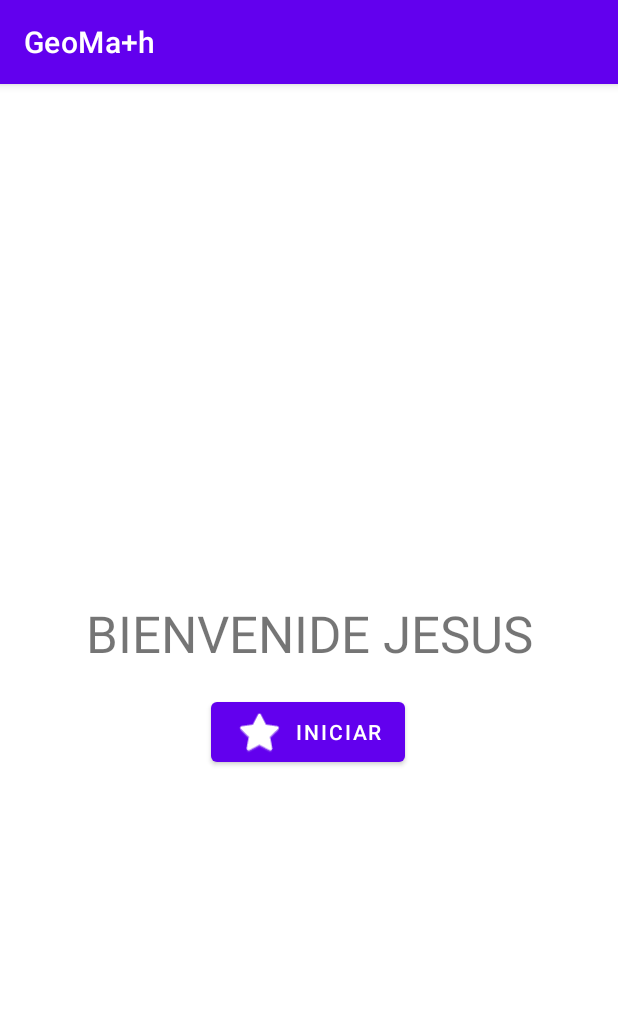
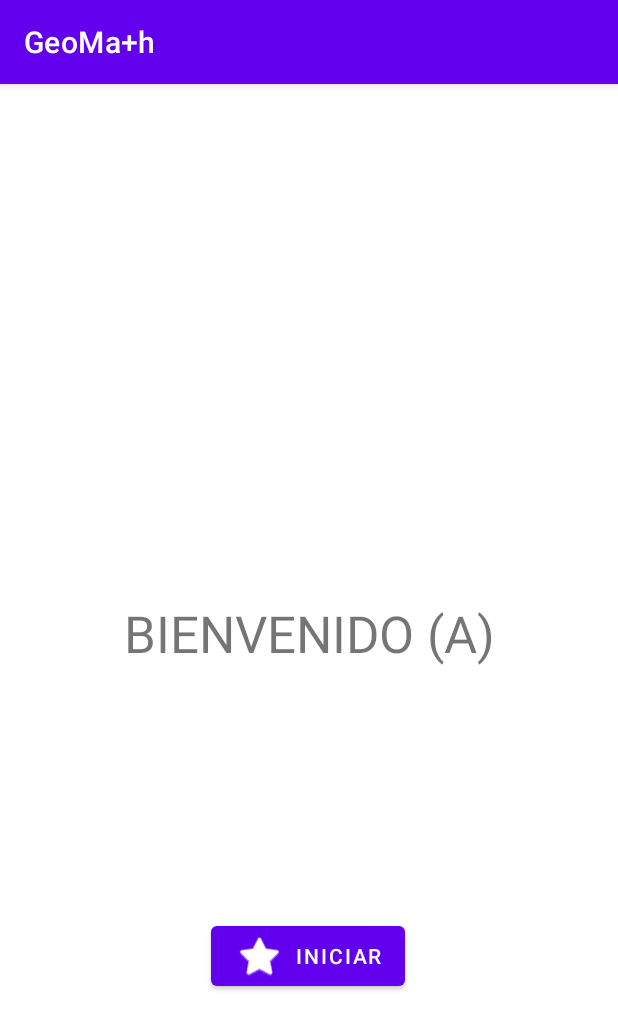
Before and after one commit to natalia482/ProyectoGeoMa-th, an Android app: the BienvenidoActivity screen opened directly, with no data from a screen before it, on a phone screen of 412 x 824 dp. Shown: the top 1030 px of the screen. Run offline under Robolectric (Android 15) with nearby library versions, the phone set to English and light mode, and no system bars.

Commit message:
Bienvenida actualizada

```diff
--- a/app/src/main/res/layout/activity_bienvenido.xml
+++ b/app/src/main/res/layout/activity_bienvenido.xml
@@ -18,7 +18,7 @@
         app:layout_constraintHorizontal_bias="0.498"
         app:layout_constraintStart_toStartOf="parent"
         app:layout_constraintTop_toTopOf="parent"
-        app:layout_constraintVertical_bias="0.567" />
+        app:layout_constraintVertical_bias="0.776" />
 
     <TextView
         android:id="@+id/textView"
--- a/app/src/main/res/values/strings.xml
+++ b/app/src/main/res/values/strings.xml
@@ -3,7 +3,7 @@
     <string name="BotonIniciar">INICIAR</string>
     <string name="txt_Geo">GEOMA+TH</string>
     <string name="BtnIniRegistro">INICIAR</string>
-    <string name="txt_Bienvenido">BIENVENIDE JESUS</string>
+    <string name="txt_Bienvenido">BIENVENIDO (A)</string>
     <string name="txt_Registro">REGISTRO </string>
     <string name="txt_usuario">Usuario</string>
     <string name="Plaintxt_usuario">  </string>
```
